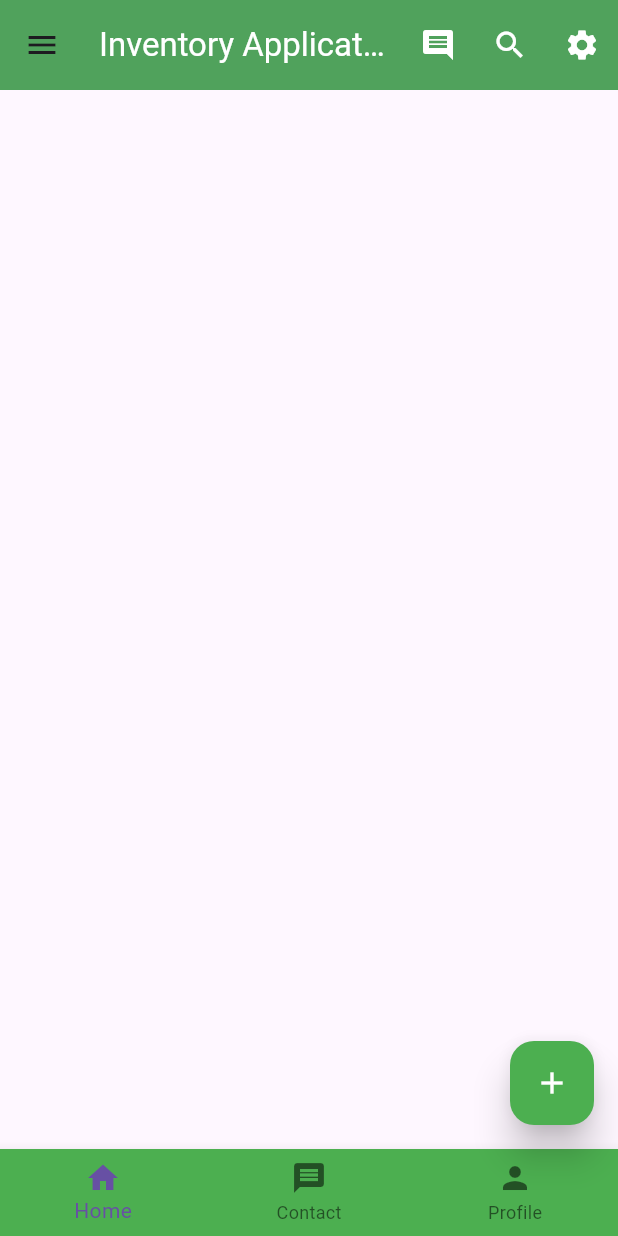
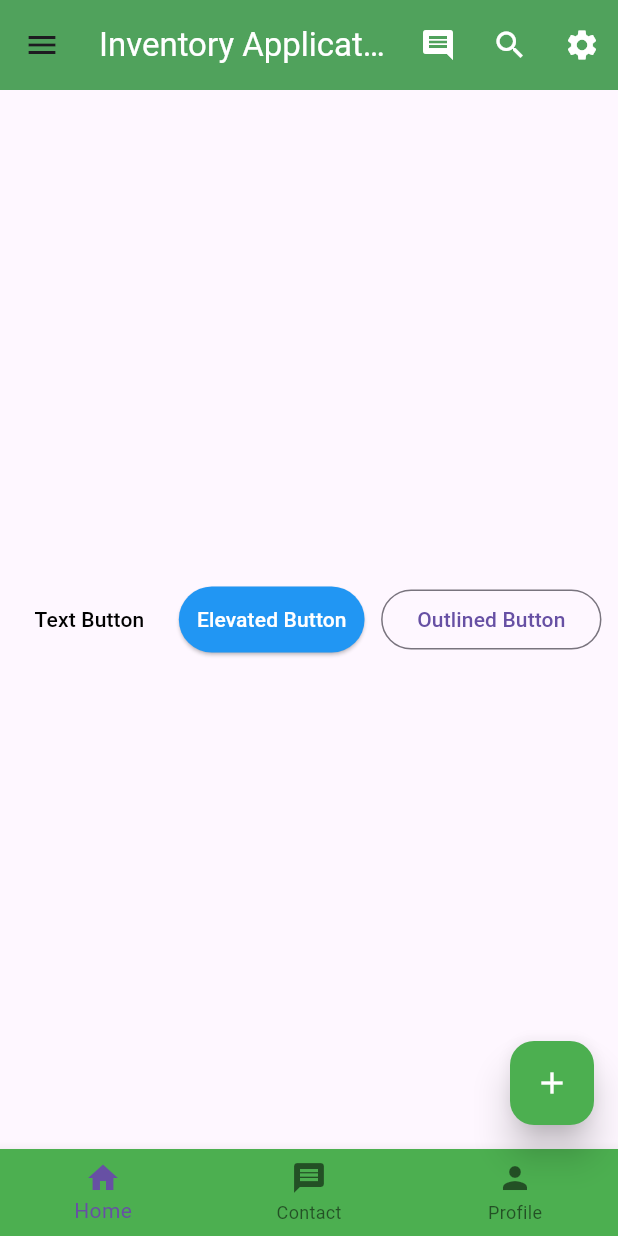
Before and after one commit to mahmud5658/flutter_practice, a Flutter app: the screen it shows after launch, on a phone screen of 412 x 824 dp. Run offline on Flutter 3.47's test engine with Material 3 defaults, Android fonts, the phone set to English and light mode, and no system bars.

Commit message:
flutter practice

```diff
--- a/lib/main.dart
+++ b/lib/main.dart
@@ -28,8 +28,42 @@
         .showSnackBar(SnackBar(content: Text(message)));
   }
 
+  myAlertDialog(context) {
+    return showDialog(
+        context: context,
+        builder: (BuildContext context) {
+          return Expanded(
+              child: AlertDialog(
+            title: const Text("Alert !"),
+            content: const Text("Do you want to delete"),
+            actions: [
+              TextButton(
+                onPressed: () {
+                  mySnackBar("Yes button clicked", context);
+                  Navigator.of(context).pop();
+                },
+                child: const Text("Yes"),
+              ),
+              TextButton(
+                onPressed: () {
+                  mySnackBar("No button clicked", context);
+                  Navigator.of(context).pop();
+                },
+                child: const Text("No"),
+              ),
+            ],
+          ));
+        });
+  }
+
   @override
   Widget build(BuildContext context) {
+    ButtonStyle buttonStyle = ElevatedButton.styleFrom(
+      padding: const EdgeInsets.all(12),
+      backgroundColor: Colors.blue,
+      foregroundColor: Colors.white,
+    );
+
     return Scaffold(
       appBar: AppBar(
         backgroundColor: Colors.green,
@@ -104,13 +138,14 @@
       drawer: Drawer(
         child: ListView(
           children: [
-             UserAccountsDrawerHeader(
-            decoration: const BoxDecoration(color: Colors.green),
-            accountName: const Text("Abdullah Al Mahmud"),
-            accountEmail: const Text("info@mahmud.com"),
-            currentAccountPicture: Image.network("https://encrypted-tbn0.gstatic.com/images?q=tbn:ANd9GcTql7QO1cKJ2vGPissyg8P5dvN0F0fmajfgtEoaIywuRg&s"),
-            onDetailsPressed: ()=> mySnackBar("This is Abdullah's Profile", context),
-
+            UserAccountsDrawerHeader(
+              decoration: const BoxDecoration(color: Colors.green),
+              accountName: const Text("Abdullah Al Mahmud"),
+              accountEmail: const Text("info@mahmud.com"),
+              currentAccountPicture: Image.network(
+                  "https://encrypted-tbn0.gstatic.com/images?q=tbn:ANd9GcTql7QO1cKJ2vGPissyg8P5dvN0F0fmajfgtEoaIywuRg&s"),
+              onDetailsPressed: () =>
+                  mySnackBar("This is Abdullah's Profile", context),
             ),
             ListTile(
               title: const Text("Home"),
@@ -140,6 +175,36 @@
           ],
         ),
       ),
+      body: Center(
+        child: Row(
+          mainAxisAlignment: MainAxisAlignment.spaceEvenly,
+          children: [
+            TextButton(
+              onPressed: () {
+                mySnackBar("Text Button", context);
+              },
+              child: const Text(
+                "Text Button",
+                style: TextStyle(color: Colors.black),
+              ),
+            ),
+            ElevatedButton(
+              onPressed: () {
+                // mySnackBar("Elevated Button", context);
+                myAlertDialog(context);
+              },
+              style: buttonStyle,
+              child: const Text("Elevated Button"),
+            ),
+            OutlinedButton(
+              onPressed: () {
+                mySnackBar("outlined Button", context);
+              },
+              child: const Text("Outlined Button"),
+            ),
+          ],
+        ),
+      ),
     );
   }
 }
```
